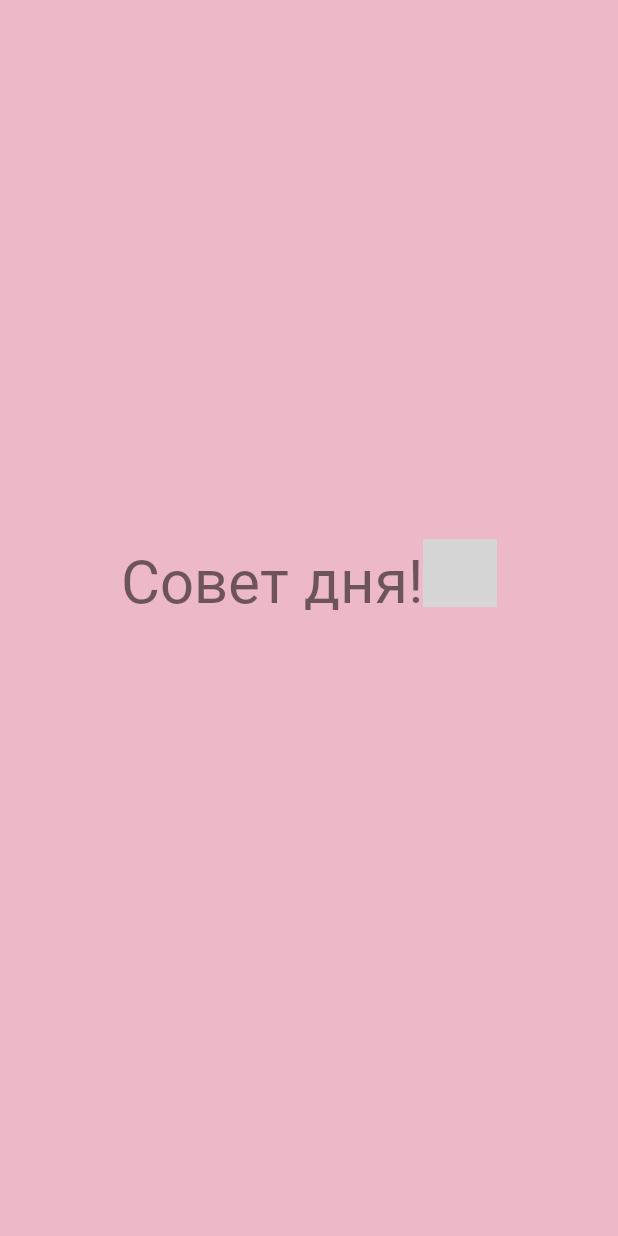
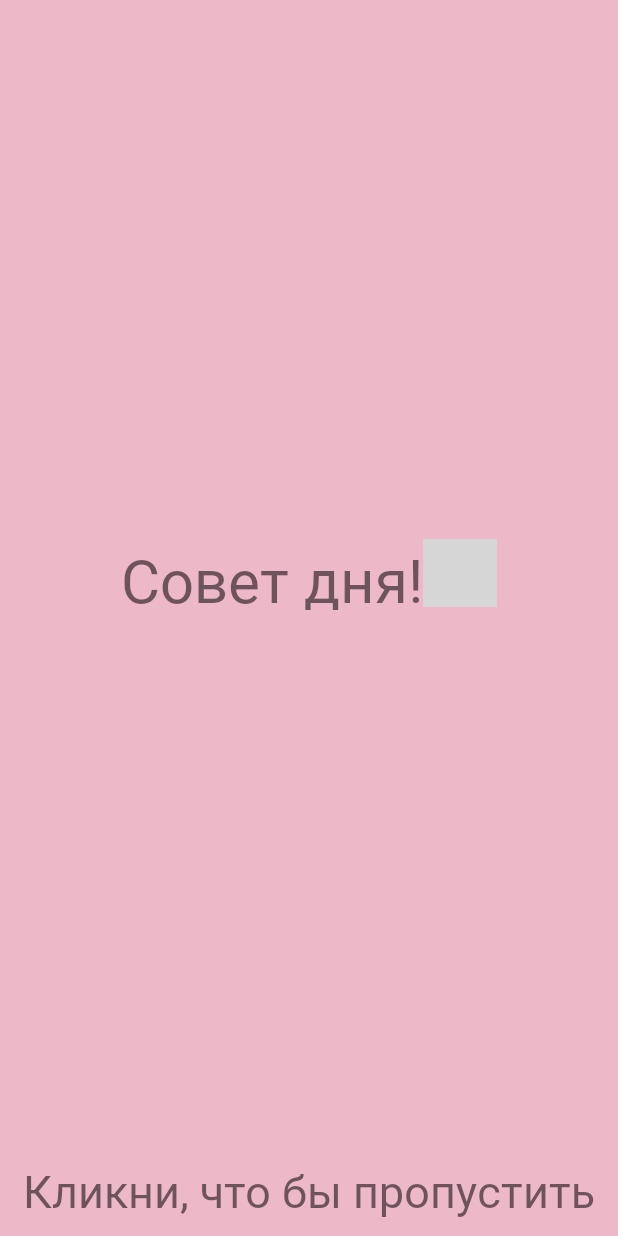
Before and after one commit to h10ne/AllinEmmo, an Android app: the layout activity_main.xml on its own in the app's theme, with its tools: preview values and no code run, on a phone screen of 412 x 824 dp. Run offline under Robolectric (Android 15) with nearby library versions, the phone set to English and light mode, and no system bars; grey boxes are pictures that could not be loaded.

Commit message:
пропуск активити по клику

```diff
--- a/app/src/main/java/com/example/allinemmo/EmotionListActivity.kt
+++ b/app/src/main/java/com/example/allinemmo/EmotionListActivity.kt
@@ -43,7 +43,6 @@ class EmotionListActivity : AppCompatActivity() {
         val marks = getMarks(year, month)
         adapter.setItems(marks)
         recycler.adapter = adapter
-
     }
 
     private fun getMarks(year: Int, month: Int): ArrayList<Emmotion> {
--- a/app/src/main/res/layout/activity_main.xml
+++ b/app/src/main/res/layout/activity_main.xml
@@ -5,7 +5,8 @@
     android:layout_width="match_parent"
     android:layout_height="match_parent"
     android:background="@color/pink"
-    tools:context=".MainActivity">
+    tools:context=".MainActivity"
+    android:id="@+id/mainActivityConstraint">
 
     <LinearLayout
         android:id="@+id/linearLayout"
@@ -64,4 +65,15 @@
 
     </LinearLayout>
 
+    <TextView
+        android:id="@+id/textView"
+        android:layout_width="wrap_content"
+        android:layout_height="wrap_content"
+        android:text="Кликни, что бы пропустить"
+        android:textSize="30sp"
+        android:layout_marginBottom="10dp"
+        app:layout_constraintBottom_toBottomOf="parent"
+        app:layout_constraintEnd_toEndOf="parent"
+        app:layout_constraintStart_toStartOf="parent" />
+
 </androidx.constraintlayout.widget.ConstraintLayout>
```
Also changed, not shown: app/src/main/java/com/example/allinemmo/MainActivity.kt (+19 -6 lines).
